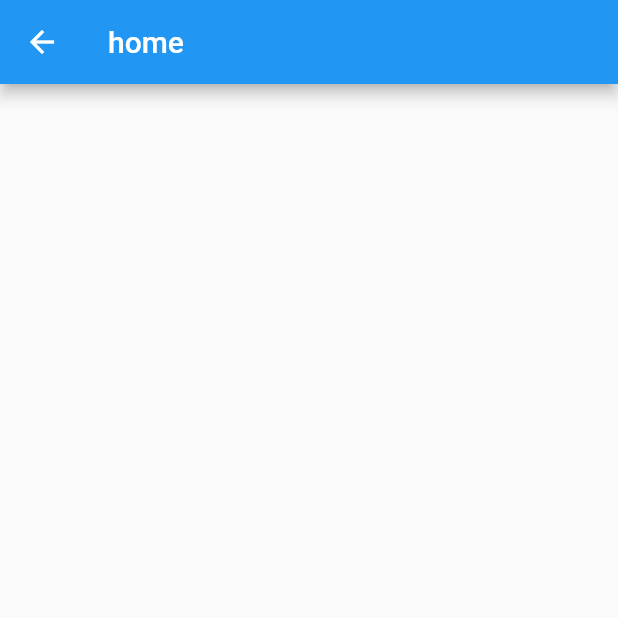
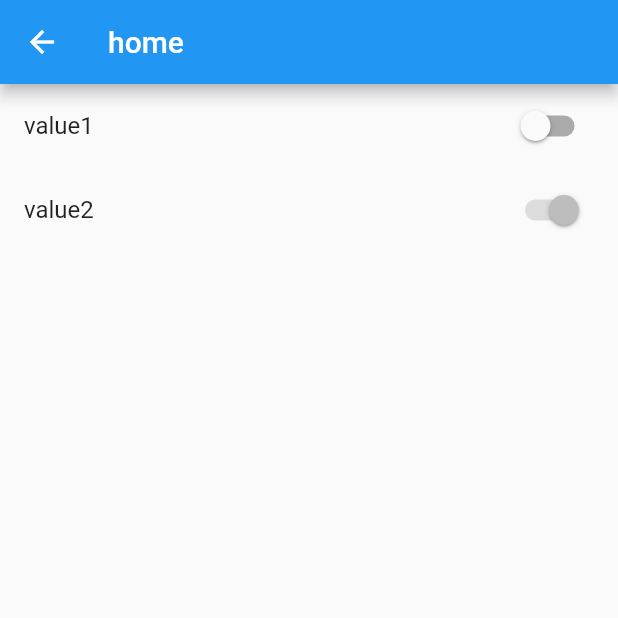
Before and after one commit to lv-kit/flutter-sample-apps, a Flutter app: the SwitchScreen screen opened by its route, on a phone screen of 412 x 824 dp, the top half of it. Run offline on Flutter 3.47's test engine with Material 2 defaults, Android fonts, the phone set to English and light mode, and no system bars; our stand-ins replace auto_route, hooks_riverpod.

Commit message:
Update switch_screen.dart

```diff
--- a/component-samples/lib/ui/screens/switch_screen.dart
+++ b/component-samples/lib/ui/screens/switch_screen.dart
@@ -8,12 +8,33 @@ class SwitchScreen extends StatefulWidget {
 }
 
 class _SwitchScreen extends State<SwitchScreen> {
+  bool _createSampleValue1 = false;
+  final bool _createSampleValue2 = true;
+
   @override
   Widget build(context) {
     return Scaffold(
       appBar: AppBar(
         title: const Text("home"),
       ),
+      body: ListView(
+        children: [
+          ListTile(
+            title: const Text("value1"),
+            trailing: Switch(
+              value: _createSampleValue1,
+              onChanged: (value) => setState(() => _createSampleValue1 = value),
+            ),
+          ),
+          ListTile(
+            title: const Text("value2"),
+            trailing: Switch(
+              value: _createSampleValue2,
+              onChanged: null,
+            ),
+          ),
+        ],
+      ),
     );
   }
 }
```
